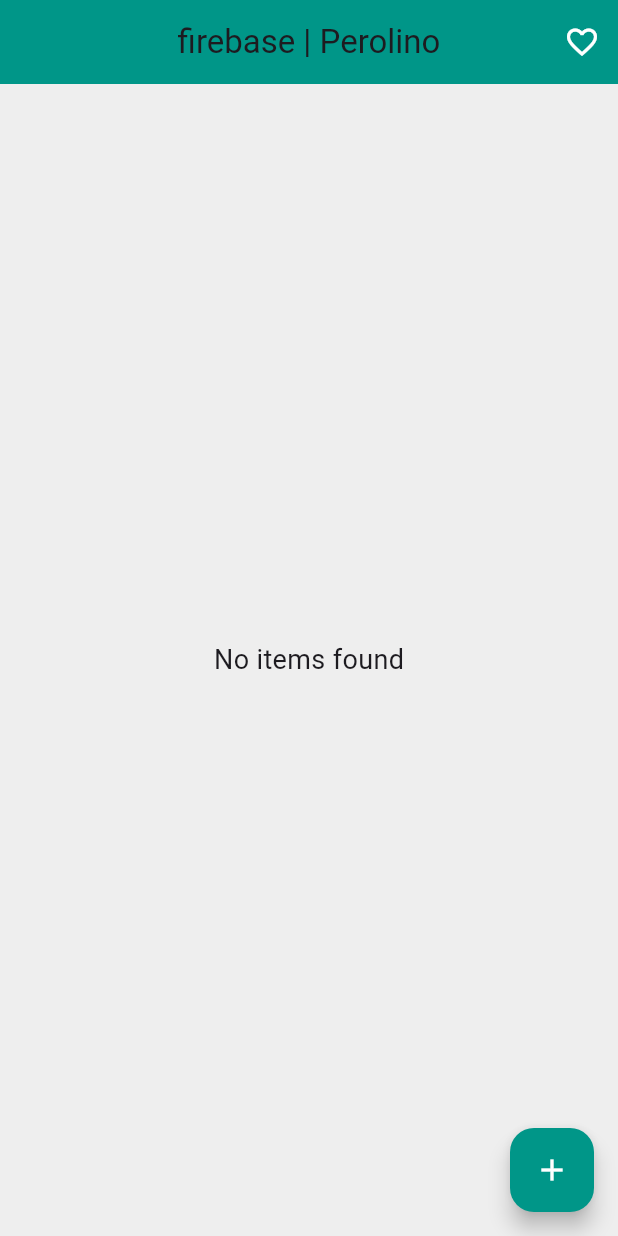
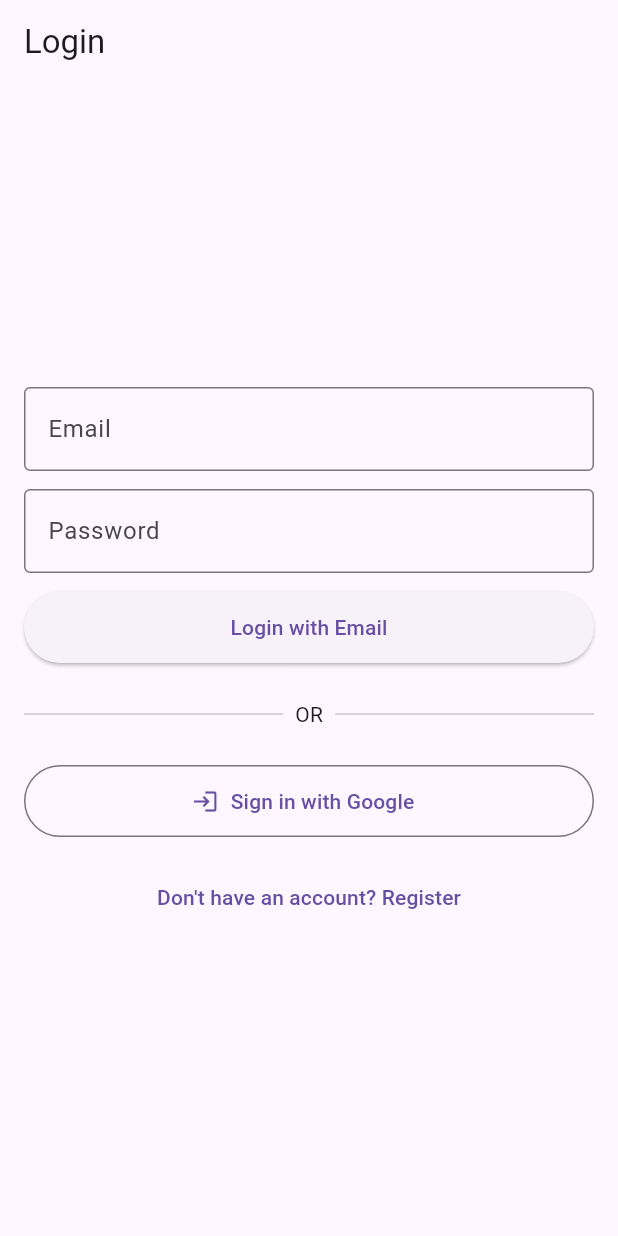
Before and after one commit to yereffperolino/firebase_crud, a Flutter app: the screen it shows after launch, on a phone screen of 412 x 824 dp. Run offline on Flutter 3.47's test engine with Material 3 defaults, Android fonts, the phone set to English and light mode, and no system bars; our stand-ins replace cloud_firestore, firebase_auth, firebase_core, google_sign_in; accounts and stored records are empty.

Commit message:
Update repaired Flutter and Firebase code

```diff
--- /dev/null
+++ b/lib/auth_service.dart
@@ -0,0 +1,68 @@
+import 'package:firebase_auth/firebase_auth.dart';
+import 'package:google_sign_in/google_sign_in.dart';
+import 'package:flutter/foundation.dart' show kIsWeb;
+
+class AuthService {
+  final FirebaseAuth _auth = FirebaseAuth.instance;
+  final GoogleSignIn? googleSignIn = kIsWeb ? null : GoogleSignIn();
+
+  // GOOGLE SIGN IN
+  Future<User?> signInWithGoogle() async {
+    if (kIsWeb) {
+      GoogleAuthProvider googleProvider = GoogleAuthProvider();
+      UserCredential userCredential =
+          await _auth.signInWithPopup(googleProvider);
+      return userCredential.user;
+    } else {
+      final googleUser = await googleSignIn?.signIn();
+      if (googleUser == null) return null;
+
+      final googleAuth = await googleUser.authentication;
+      final credential = GoogleAuthProvider.credential(
+        accessToken: googleAuth.accessToken,
+        idToken: googleAuth.idToken,
+      );
+
+      return (await _auth.signInWithCredential(credential)).user;
+    }
+  }
+
+  // EMAIL/PASSWORD REGISTER
+  Future<User?> registerWithEmail(String email, String password) async {
+    try {
+      final userCredential = await _auth.createUserWithEmailAndPassword(
+        email: email,
+        password: password,
+      );
+      return userCredential.user;
+    } catch (e) {
+      print("Registration error: $e");
+      return null;
+    }
+  }
+
+  // EMAIL/PASSWORD LOGIN
+  Future<User?> signInWithEmail(String email, String password) async {
+    try {
+      final userCredential = await _auth.signInWithEmailAndPassword(
+        email: email,
+        password: password,
+      );
+      return userCredential.user;
+    } catch (e) {
+      print("Login error: $e");
+      return null;
+    }
+  }
+
+  // SIGN OUT
+  Future<void> signOut() async {
+    if (!kIsWeb) {
+      await googleSignIn?.signOut();
+    }
+    await _auth.signOut();
+  }
+
+  // AUTH STATE STREAM
+  Stream<User?> get userStream => _auth.authStateChanges();
+}
--- /dev/null
+++ b/lib/login.dart
@@ -0,0 +1,156 @@
+import 'package:firebase_auth/firebase_auth.dart';
+import 'package:flutter/material.dart';
+import 'auth_service.dart';
+import 'register.dart';
+
+class LoginPage extends StatefulWidget {
+  const LoginPage({super.key});
+
+  @override
+  LoginPageState createState() => LoginPageState();
+}
+
+class LoginPageState extends State<LoginPage> {
+  final AuthService auth = AuthService();
+
+  final TextEditingController emailCtrl = TextEditingController();
+  final TextEditingController passwordCtrl = TextEditingController();
+
+  bool loading = false;
+
+  @override
+  void dispose() {
+    emailCtrl.dispose();
+    passwordCtrl.dispose();
+    super.dispose();
+  }
+
+  Future<void> handleEmailLogin() async {
+    if (emailCtrl.text.isEmpty || passwordCtrl.text.isEmpty) return;
+
+    setState(() => loading = true);
+
+    final User? user = await auth.signInWithEmail(
+      emailCtrl.text.trim(),
+      passwordCtrl.text.trim(),
+    );
+
+    setState(() => loading = false);
+
+    if (user != null) {
+      if (!user.emailVerified) {
+        if (mounted) {
+          ScaffoldMessenger.of(context).showSnackBar(
+            const SnackBar(
+              content: Text("Please verify your email before logging in."),
+            ),
+          );
+        }
+      }
+    } else {
+      if (mounted) {
+        ScaffoldMessenger.of(context).showSnackBar(
+          const SnackBar(
+            content: Text("Login failed. Please check your credentials."),
+          ),
+        );
+      }
+    }
+  }
+
+  Future<void> handleGoogleLogin() async {
+    setState(() => loading = true);
+
+    final User? user = await auth.signInWithGoogle();
+
+    setState(() => loading = false);
+
+    if (user == null && mounted) {
+      ScaffoldMessenger.of(context).showSnackBar(
+        const SnackBar(
+          content: Text("Google Sign-In failed or was cancelled."),
+        ),
+      );
+    }
+  }
+
+  @override
+  Widget build(BuildContext context) {
+    return Scaffold(
+      appBar: AppBar(title: const Text("Login")),
+      body: Center(
+        child: SingleChildScrollView(
+          padding: const EdgeInsets.all(16.0),
+          child: Column(
+            mainAxisSize: MainAxisSize.min,
+            children: [
+              TextField(
+                controller: emailCtrl,
+                keyboardType: TextInputType.emailAddress,
+                decoration: const InputDecoration(
+                  labelText: "Email",
+                  border: OutlineInputBorder(),
+                ),
+              ),
+              const SizedBox(height: 12),
+              TextField(
+                controller: passwordCtrl,
+                obscureText: true,
+                decoration: const InputDecoration(
+                  labelText: "Password",
+                  border: OutlineInputBorder(),
+                ),
+              ),
+              const SizedBox(height: 12),
+              ElevatedButton(
+                style: ElevatedButton.styleFrom(
+                  minimumSize: const Size.fromHeight(48),
+                ),
+                onPressed: loading ? null : handleEmailLogin,
+                child: loading
+                    ? const SizedBox(
+                        height: 20,
+                        width: 20,
+                        child: CircularProgressIndicator(strokeWidth: 2),
+                      )
+                    : const Text("Login with Email"),
+              ),
+              const SizedBox(height: 24),
+              const Row(
+                children: [
+                  Expanded(child: Divider()),
+                  Padding(
+                    padding: EdgeInsets.symmetric(horizontal: 8.0),
+                    child: Text("OR"),
+                  ),
+                  Expanded(child: Divider()),
+                ],
+              ),
+              const SizedBox(height: 24),
+              OutlinedButton.icon(
+                style: OutlinedButton.styleFrom(
+                  minimumSize: const Size.fromHeight(48),
+                ),
+                onPressed: loading ? null : handleGoogleLogin,
+                icon: const Icon(Icons.login),
+                label: const Text("Sign in with Google"),
+              ),
+              const SizedBox(height: 16),
+              TextButton(
+                onPressed: () {
+                  Navigator.push(
+                    context,
+                    MaterialPageRoute(
+                      builder: (context) => const RegisterPage(),
+                    ),
+                  );
+                },
+                child: const Text("Don't have an account? Register"),
+              ),
+            ],
+          ),
+        ),
+      ),
+    );
+  }
+}
--- a/lib/main.dart
+++ b/lib/main.dart
@@ -1,7 +1,10 @@
+import 'package:flutter/material.dart';
 import 'package:firebase_core/firebase_core.dart';
-import 'package:firebase_act/firebase_options.dart';
-import 'package:firebase_act/homePage.dart';
-import 'package:flutter/material.dart';
+import 'package:firebase_auth/firebase_auth.dart';
+import 'firebase_options.dart';
+import 'auth_service.dart';
+import 'login.dart';
+import 'homePage.dart';
 
 void main() async {
   WidgetsFlutterBinding.ensureInitialized();
@@ -18,11 +21,26 @@ class MyApp extends StatelessWidget {
   Widget build(BuildContext context) {
     return MaterialApp(
       debugShowCheckedModeBanner: false,
-      title: 'TASK 6 Perolino',
+      title: 'Firebase CRUD & Auth',
       theme: ThemeData(
         primarySwatch: Colors.teal,
       ),
-      home: HomePage(),
+      home: StreamBuilder<User?>(
+        stream: AuthService().userStream,
+        builder: (context, snapshot) {
+          if (snapshot.connectionState == ConnectionState.waiting) {
+            return const Scaffold(
+              body: Center(
+                child: CircularProgressIndicator(),
+              ),
+            );
+          }
+          if (snapshot.hasData) {
+            return HomePage();
+          }
+          return const LoginPage();
+        },
+      ),
     );
   }
 }
--- a/pubspec.yaml
+++ b/pubspec.yaml
@@ -32,6 +32,8 @@ dependencies:
     sdk: flutter
   firebase_core: ^3.0.0
   cloud_firestore: ^5.0.0
+  firebase_auth: ^5.0.0
+  google_sign_in: ^6.0.0
   # The following adds the Cupertino Icons font to your application.
   # Use with the CupertinoIcons class for iOS style icons.
   cupertino_icons: ^1.0.8
```
Also changed, not shown: lib/homePage.dart (+9 -1 lines), lib/register.dart (added, +110 -0 lines), pubspec.lock, 4 other files.
